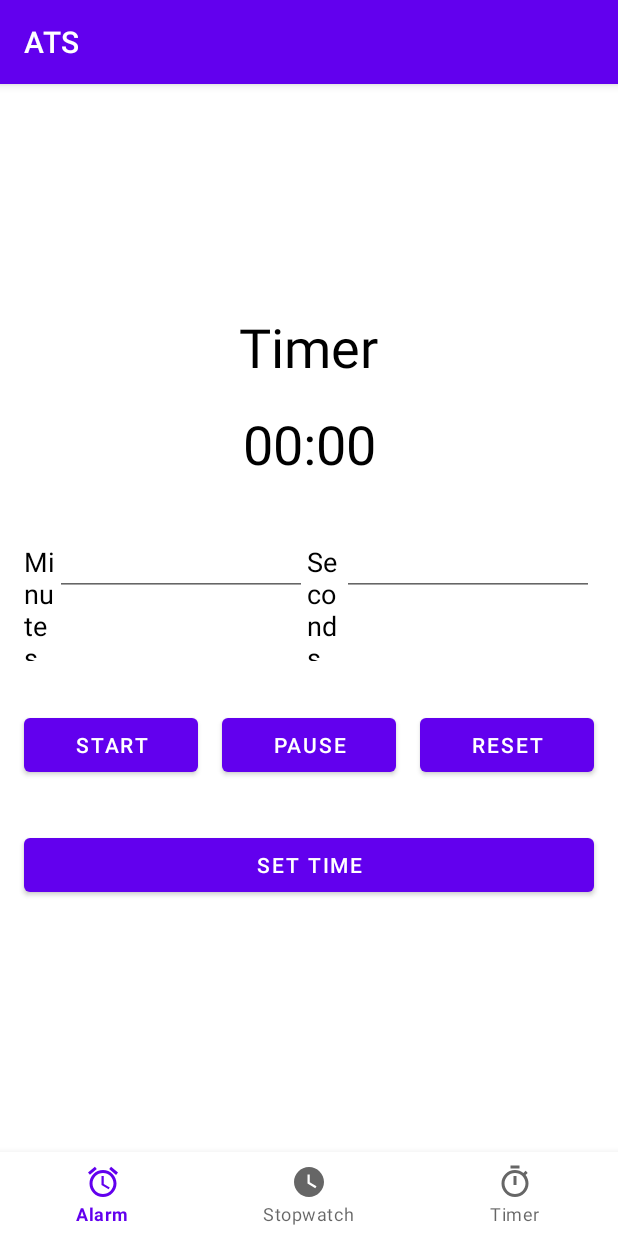
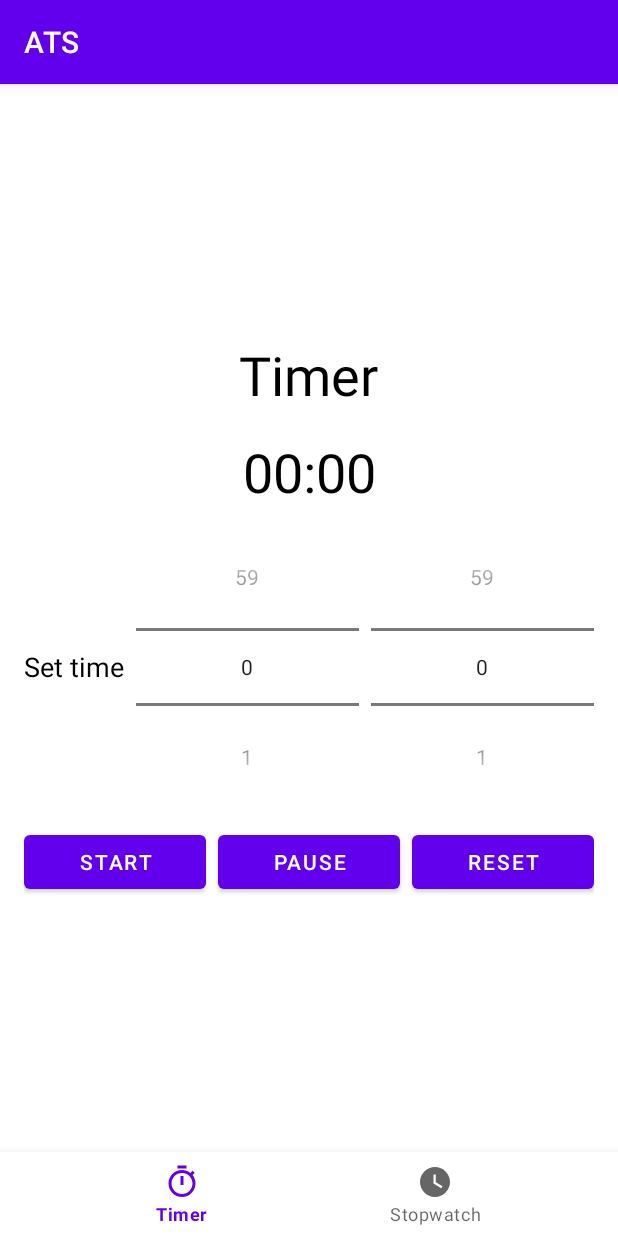
Before and after one commit to E1ko0o/ATS, an Android app: the screen it shows after launch (MainActivity), after a tap on "RESET", on a phone screen of 412 x 824 dp. Run offline under Robolectric (Android 15) with nearby library versions, the phone set to English and light mode, and no system bars.

Commit message:
Remove alarm and remake timer ;)

```diff
--- a/app/src/main/AndroidManifest.xml
+++ b/app/src/main/AndroidManifest.xml
@@ -9,9 +9,9 @@
         android:allowBackup="true"
         android:dataExtractionRules="@xml/data_extraction_rules"
         android:fullBackupContent="@xml/backup_rules"
-        android:icon="@mipmap/ic_launcher"
+        android:icon="@mipmap/clock"
         android:label="@string/app_name"
-        android:roundIcon="@mipmap/ic_launcher_round"
+        android:roundIcon="@mipmap/clock"
         android:supportsRtl="true"
         android:theme="@style/Theme.ATS"
         tools:targetApi="31" >
--- a/app/src/main/java/com/e1ko0o/android/ats/MainActivity.kt
+++ b/app/src/main/java/com/e1ko0o/android/ats/MainActivity.kt
@@ -1,13 +1,10 @@
 package com.e1ko0o.android.ats
 
 import android.os.Bundle
-import android.util.Log
 import androidx.appcompat.app.AppCompatActivity
 import androidx.core.view.isEmpty
 import androidx.fragment.app.Fragment
-import androidx.fragment.app.findFragment
 import com.e1ko0o.android.ats.databinding.ActivityMainBinding
-import com.e1ko0o.android.ats.fragments.AlarmFragment
 import com.e1ko0o.android.ats.fragments.StopwatchFragment
 import com.e1ko0o.android.ats.fragments.TimerFragment
 
@@ -21,7 +18,6 @@ class MainActivity : AppCompatActivity() {
 
         binding.bottomNavView.setOnItemSelectedListener {
             when(it.itemId) {
-                R.id.imAlarm -> changeFragment(AlarmFragment.newInstance())
                 R.id.imTimer -> changeFragment(TimerFragment.getInstance())
                 R.id.imStopwatch -> changeFragment(StopwatchFragment.getInstance())
             }
@@ -32,9 +28,8 @@ class MainActivity : AppCompatActivity() {
     override fun onPostResume() {
         super.onPostResume()
         if (binding.fragmentContainer.isEmpty()) {
-            changeFragment(AlarmFragment.newInstance())
+            changeFragment(TimerFragment.getInstance())
         }
-
     }
 
     private fun changeFragment(fragment: Fragment) {
--- a/app/src/main/java/com/e1ko0o/android/ats/fragments/AlarmFragment.kt
+++ /dev/null
@@ -1,22 +0,0 @@
-package com.e1ko0o.android.ats.fragments
-
-import androidx.fragment.app.Fragment
-import com.e1ko0o.android.ats.R
-import com.e1ko0o.android.ats.databinding.FragmentAlarmBinding
-import com.e1ko0o.android.ats.viewModels.AlarmViewModel
-
-class AlarmFragment : Fragment(R.layout.fragment_alarm) {
-    private lateinit var binding: FragmentAlarmBinding
-    private lateinit var viewModel: AlarmViewModel
-
-    companion object {
-        private var instance: AlarmFragment? = null
-
-        fun getInstance(): AlarmFragment {
-            instance?.let {
-                return it
-            }
-            return AlarmFragment()
-        }
-    }
-}
--- a/app/src/main/java/com/e1ko0o/android/ats/fragments/TimerFragment.kt
+++ b/app/src/main/java/com/e1ko0o/android/ats/fragments/TimerFragment.kt
@@ -7,16 +7,18 @@ import android.view.ViewGroup
 import androidx.fragment.app.Fragment
 import androidx.lifecycle.ViewModelProvider
 import com.e1ko0o.android.ats.R
-import com.e1ko0o.android.ats.databinding.FragmentTimerBinding
+import com.e1ko0o.android.ats.databinding.FragmentTimerSpinnerBinding
 import com.e1ko0o.android.ats.viewModels.TimerViewModel
 
-class TimerFragment : Fragment(R.layout.fragment_timer) {
-    private lateinit var binding: FragmentTimerBinding
+private const val FRAGMENT = R.layout.fragment_timer_spinner
+
+class TimerFragment : Fragment(FRAGMENT) {
+    private lateinit var binding: FragmentTimerSpinnerBinding
     private lateinit var viewModel: TimerViewModel
 
     override fun onViewCreated(view: View, savedInstanceState: Bundle?) {
         super.onViewCreated(view, savedInstanceState)
-        binding = FragmentTimerBinding.bind(view)
+        binding = FragmentTimerSpinnerBinding.bind(view)
         instance = this
         viewModel = ViewModelProvider(this)[TimerViewModel::class.java]
 
@@ -24,19 +26,35 @@ class TimerFragment : Fragment(R.layout.fragment_timer) {
             with(viewModel) {
                 btnStart.setOnClickListener { start() }
                 btnPause.setOnClickListener { pause() }
-                btnReset.setOnClickListener { reset() }
-                btnSetTime.setOnClickListener {
-                    val minutes = if (etMinutes.text.toString().isEmpty())
-                        0
-                    else
-                        etMinutes.text.toString().toInt()
-                    val seconds = if (etSeconds.text.toString().isEmpty())
-                        0
-                    else
-                        etSeconds.text.toString().toInt()
+                btnReset.setOnClickListener {
+                    reset()
+                    numberPickerMinutes.value = 0
+                    numberPickerSeconds.value = 0
+                }
 
-                    setTime(minutes, seconds)
-                    tvTimer.text = getFormattedTime(minutes, seconds)
+                numberPickerMinutes.apply {
+                    minValue = 0
+                    maxValue = 59
+                }
+                numberPickerSeconds.apply {
+                    minValue = 0
+                    maxValue = 59
+                }
+                val array = mutableListOf<String>()
+                for (i in 0..59) {
+                    array.add(i.toString())
+                }
+                numberPickerMinutes.displayedValues = array.toTypedArray()
+                numberPickerSeconds.displayedValues = array.toTypedArray()
+                numberPickerMinutes.setOnValueChangedListener { numberPicker, oldVal, newVal ->
+                    val seconds = numberPickerSeconds.value
+                    setTime(newVal, seconds)
+                    tvTimer.text = getFormattedTime(newVal, seconds)
+                }
+                numberPickerSeconds.setOnValueChangedListener { numberPicker, oldVal, newVal ->
+                    val minutes = numberPickerMinutes.value
+                    setTime(minutes, newVal)
+                    tvTimer.text = getFormattedTime(minutes, newVal)
                 }
 
                 tvTimer.text = getFormattedTime(0, getBase())
@@ -49,13 +67,12 @@ class TimerFragment : Fragment(R.layout.fragment_timer) {
     }
 
 
-
     override fun onCreateView(
         inflater: LayoutInflater,
         container: ViewGroup?,
         savedInstanceState: Bundle?
     ): View? {
-        return inflater.inflate(R.layout.fragment_timer, container, false)
+        return inflater.inflate(FRAGMENT, container, false)
     }
 
     override fun onDestroyView() {
--- a/app/src/main/java/com/e1ko0o/android/ats/viewModels/AlarmViewModel.kt
+++ /dev/null
@@ -1,10 +0,0 @@
-package com.e1ko0o.android.ats.viewModels
-
-import android.app.Application
-import androidx.lifecycle.AndroidViewModel
-import androidx.lifecycle.MutableLiveData
-import androidx.lifecycle.ViewModel
-
-class AlarmViewModel(application: Application) : AndroidViewModel(application) {
-    //
-}
--- a/app/src/main/res/layout/fragment_alarm.xml
+++ /dev/null
@@ -1,14 +0,0 @@
-<?xml version="1.0" encoding="utf-8"?>
-<LinearLayout xmlns:android="http://schemas.android.com/apk/res/android"
-    android:layout_width="match_parent"
-    android:layout_height="match_parent"
-    android:orientation="vertical"
-    android:gravity="center_horizontal|center_vertical">
-
-
-    <TimePicker
-        android:id="@+id/timePicker"
-        android:layout_width="wrap_content"
-        android:layout_height="wrap_content"/>
-
-</LinearLayout>
--- /dev/null
+++ b/app/src/main/res/layout/fragment_timer_spinner.xml
@@ -0,0 +1,95 @@
+<?xml version="1.0" encoding="utf-8"?>
+<LinearLayout xmlns:android="http://schemas.android.com/apk/res/android"
+    xmlns:tools="http://schemas.android.com/tools"
+    android:layout_width="match_parent"
+    android:layout_height="match_parent"
+    android:gravity="center_vertical|center_horizontal"
+    android:orientation="vertical">
+
+    <TextView
+        android:layout_width="wrap_content"
+        android:layout_height="wrap_content"
+        android:layout_margin="16dp"
+        android:text="@string/timer"
+        android:textAlignment="center"
+        android:textColor="@color/black"
+        android:textSize="36sp" />
+
+    <TextView
+        android:id="@+id/tvTimer"
+        android:layout_width="match_parent"
+        android:layout_height="wrap_content"
+        android:layout_marginStart="16dp"
+        android:layout_marginEnd="16dp"
+        android:layout_marginBottom="16dp"
+        android:textAlignment="center"
+        android:textColor="@color/black"
+        android:textSize="36sp" />
+
+    <LinearLayout
+        android:layout_width="match_parent"
+        android:layout_height="wrap_content"
+        android:layout_marginStart="16dp"
+        android:layout_marginEnd="16dp"
+        android:layout_marginBottom="16dp"
+        android:gravity="center_vertical">
+
+        <TextView
+            android:layout_width="wrap_content"
+            android:layout_height="wrap_content"
+            android:layout_marginEnd="4dp"
+            android:text="@string/set_time"
+            android:textColor="@color/black"
+            android:textSize="18sp" />
+
+        <NumberPicker
+            android:id="@+id/numberPickerMinutes"
+            android:layout_width="0dp"
+            android:layout_height="wrap_content"
+            android:layout_marginStart="4dp"
+            android:layout_marginEnd="4dp"
+            android:layout_weight="1"
+            android:timePickerMode="spinner" />
+
+        <NumberPicker
+            android:id="@+id/numberPickerSeconds"
+            android:layout_width="0dp"
+            android:layout_height="wrap_content"
+            android:layout_marginStart="4dp"
+            android:layout_weight="1"
+            android:timePickerMode="spinner" />
+    </LinearLayout>
+
+    <LinearLayout
+        android:layout_width="match_parent"
+        android:layout_height="wrap_content"
+        android:layout_marginHorizontal="16dp"
+        android:layout_marginBottom="16dp"
+        android:orientation="horizontal">
+
+        <Button
+            android:id="@+id/btnStart"
+            android:layout_width="0dp"
+            android:layout_height="wrap_content"
+            android:layout_marginEnd="4dp"
+            android:layout_weight="1"
+            android:text="@string/start" />
+
+        <Button
+            android:id="@+id/btnPause"
+            android:layout_width="0dp"
+            android:layout_height="wrap_content"
+            android:layout_marginStart="4dp"
+            android:layout_marginEnd="4dp"
+            android:layout_weight="1"
+            android:text="@string/pause" />
+
+        <Button
+            android:id="@+id/btnReset"
+            android:layout_width="0dp"
+            android:layout_height="wrap_content"
+            android:layout_marginStart="4dp"
+            android:layout_weight="1"
+            android:text="@string/reset" />
+    </LinearLayout>
+</LinearLayout>
--- a/app/src/main/res/menu/bottom_nav_menu.xml
+++ b/app/src/main/res/menu/bottom_nav_menu.xml
@@ -1,17 +1,12 @@
 <?xml version="1.0" encoding="utf-8"?>
 <menu xmlns:android="http://schemas.android.com/apk/res/android">
-
-    <item
-        android:id="@+id/imAlarm"
-        android:icon="@drawable/ic_alarm"
-        android:title="@string/alarm" />
-    <item
-        android:id="@+id/imStopwatch"
-        android:icon="@drawable/ic_stopwatch"
-        android:title="@string/stopwatch" />
     <item
         android:id="@+id/imTimer"
         android:icon="@drawable/ic_timer"
         android:title="@string/timer" />
 
+    <item
+        android:id="@+id/imStopwatch"
+        android:icon="@drawable/ic_stopwatch"
+        android:title="@string/stopwatch" />
 </menu>
--- a/app/src/main/res/values/strings.xml
+++ b/app/src/main/res/values/strings.xml
@@ -10,7 +10,6 @@
     <string name="title_notifications">Notifications</string>
     <string name="stopwatch">Stopwatch</string>
     <string name="timer">Timer</string>
-    <string name="alarm">Alarm</string>
     <string name="set_time">Set time</string>
     <string name="minutes">Minutes</string>
     <string name="seconds">Seconds</string>
```
Also changed, not shown: app/src/main/res/mipmap-xhdpi/clock.png (added).
